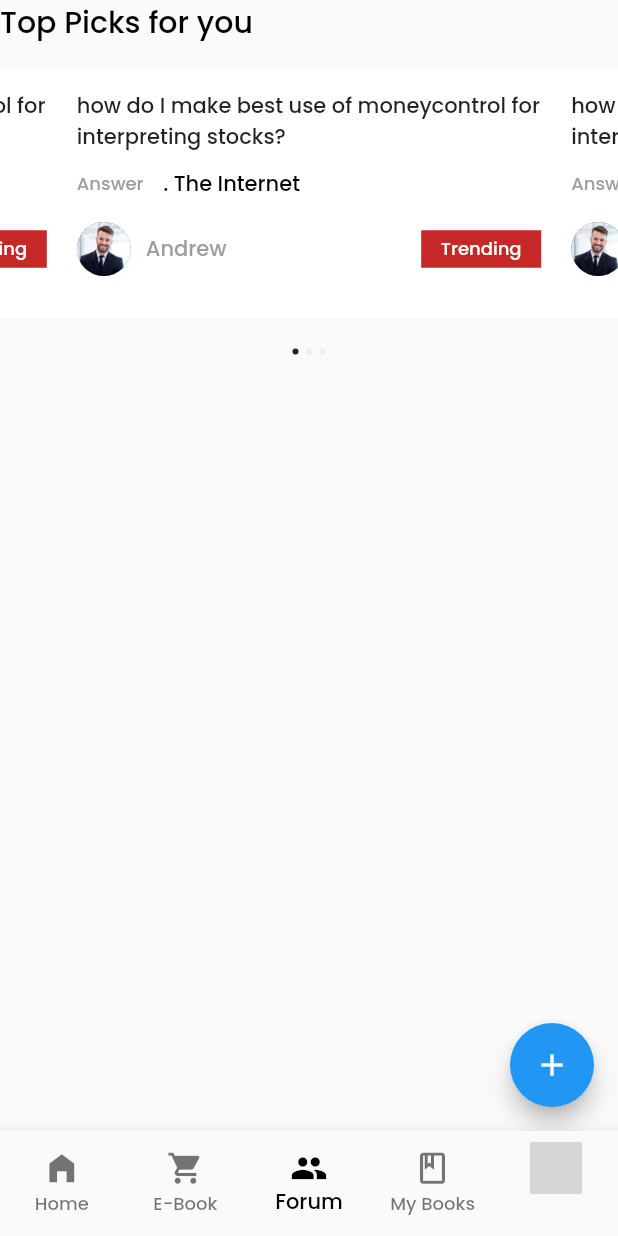
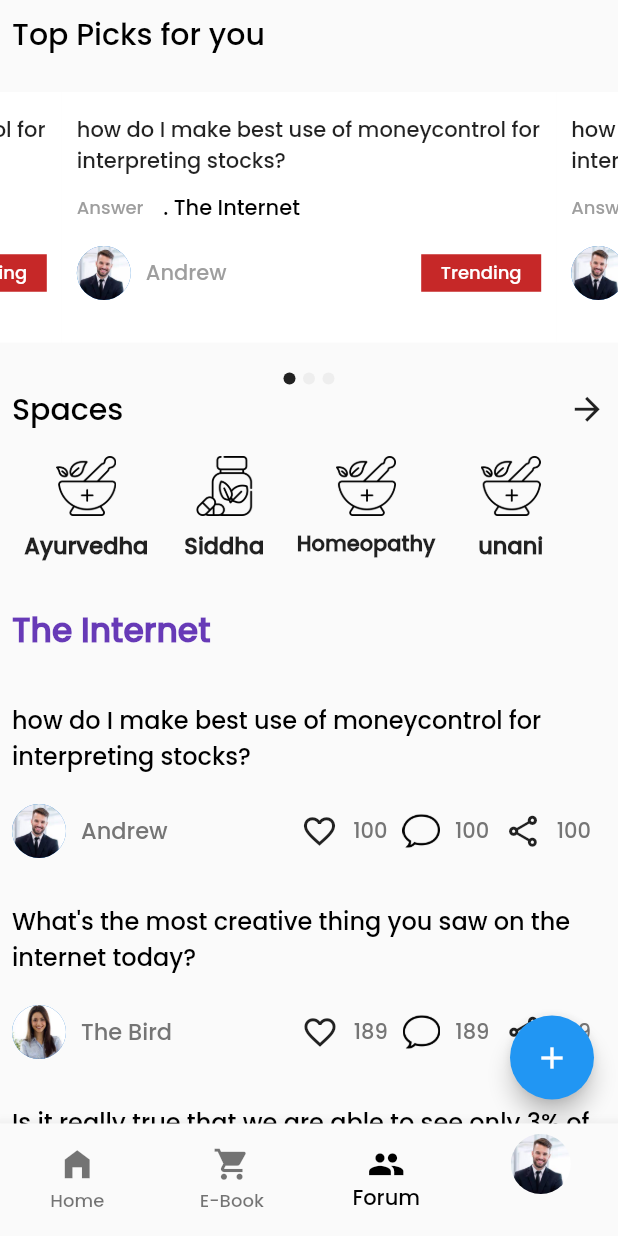
Before and after one commit to Mitun-at-work/ayu_hub, a Flutter app: the Navbar screen opened directly, item 3 of the bottom bar chosen, on a phone screen of 412 x 824 dp. Run offline on Flutter 3.47's test engine with Material 2 defaults, Android fonts, the light colour scheme and no system bars; drawn by our look-alikes of carousel_slider, smooth_page_indicator; our stand-ins replace cached_network_image; network calls fail; grey boxes are pictures that could not be loaded.

Commit message:
ui update

```diff
--- a/lib/features/ui/forum/forum.dart
+++ b/lib/features/ui/forum/forum.dart
@@ -2,6 +2,7 @@
 import 'package:ayu_hub/features/ui/forum/forum_widgets/carousel.dart';
 import 'package:ayu_hub/features/ui/forum/forum_widgets/chat.dart';
 import 'package:ayu_hub/features/ui/forum/forum_widgets/circlelist.dart';
+import 'package:ayu_hub/features/ui/home/view/categories.dart';
 import 'package:flutter/material.dart';
 
 class ForumScreen extends StatefulWidget {
@@ -22,25 +23,28 @@
           Icons.add,
         ),
       ),
-      body: const SafeArea(
+      body: SafeArea(
         child: SingleChildScrollView(
           child: Column(
             crossAxisAlignment: CrossAxisAlignment.start,
             mainAxisAlignment: MainAxisAlignment.start,
             children: [
-              SizedBox(
+              const SizedBox(
                 // color: Colors.whi,
-                height: 300,
+                height: 250,
                 width: double.infinity,
                 child: Column(
                   crossAxisAlignment: CrossAxisAlignment.start,
                   children: [
-                    Text(
-                      "Top Picks for you",
-                      style: TextStyle(
-                        color: Colors.black,
-                        fontWeight: FontWeight.w600,
-                        fontSize: 20,
+                    Padding(
+                      padding: EdgeInsets.all(8.0),
+                      child: Text(
+                        "Top Picks for you",
+                        style: TextStyle(
+                          color: Colors.black,
+                          fontWeight: FontWeight.w600,
+                          fontSize: 20,
+                        ),
                       ),
                     ),
                     SizedBox(height: 15),
@@ -48,63 +52,69 @@
                   ],
                 ),
               ),
-              // Padding(
-              //   padding: const EdgeInsets.all(15.0),
-              //   child: Column(
-              //     crossAxisAlignment: CrossAxisAlignment.start,
-              //     mainAxisAlignment: MainAxisAlignment.start,
-              //     children: [
-              //       Row(
-              //         children: [
-              //           const Text(
-              //             "Spaces",
-              //             style: TextStyle(
-              //               color: Colors.black,
-              //               fontSize: 20,
-              //               fontWeight: FontWeight.w600,
-              //             ),
-              //           ),
-              //           const Spacer(),
-              //           InkWell(
-              //             onTap: () {},
-              //             child: const Icon(
-              //               Icons.arrow_forward,
-              //               size: 25,
-              //             ),
-              //           ),
-              //         ],
-              //       ),
-              //       const SizedBox(
-              //         height: 100,
-              //         width: 400,
-              //         child: CircleList(),
-              //       ),
-              //       const Text(
-              //         "The Internet",
-              //         style: TextStyle(
-              //             color: Colors.deepPurple,
-              //             fontSize: 25,
-              //             fontWeight: FontWeight.w800),
-              //       ),
-              //       ListView.builder(
-              //         physics: const BouncingScrollPhysics(),
-              //         itemCount: chats.length,
-              //         shrinkWrap: true,
-              //         scrollDirection: Axis.vertical,
-              //         itemBuilder: (context, index) {
-              //           return ChatWidget(
-              //             inputText: chats[index]["text"],
-              //             name: chats[index]["profileName"],
-              //             shares: chats[index]["shares"],
-              //             comments: chats[index]["comments"],
-              //             likes: chats[index]["likes"],
-              //             imgUrl: chats[index]["profileUrl"],
-              //           );
-              //         },
-              //       ),
-              //     ],
-              //   ),
-              // ),
+              Column(
+                crossAxisAlignment: CrossAxisAlignment.start,
+                mainAxisAlignment: MainAxisAlignment.start,
+                children: [
+                  Padding(
+                    padding: const EdgeInsets.all(8.0),
+                    child: Row(
+                      children: [
+                        const Text(
+                          "Spaces",
+                          style: TextStyle(
+                            color: Colors.black,
+                            fontSize: 20,
+                            fontWeight: FontWeight.w600,
+                          ),
+                        ),
+                        const Spacer(),
+                        InkWell(
+                          onTap: () {},
+                          child: const Icon(
+                            Icons.arrow_forward,
+                            size: 25,
+                          ),
+                        ),
+                      ],
+                    ),
+                  ),
+                  const SizedBox(
+                    height: 100,
+                    width: 400,
+                    child: Categories(),
+                  ),
+                  const Padding(
+                    padding: EdgeInsets.all(8.0),
+                    child: Text(
+                      "The Internet",
+                      style: TextStyle(
+                          color: Colors.deepPurple,
+                          fontSize: 22,
+                          fontWeight: FontWeight.w800),
+                    ),
+                  ),
+                  Padding(
+                    padding: const EdgeInsets.all(8.0),
+                    child: ListView.builder(
+                      physics: const BouncingScrollPhysics(),
+                      itemCount: chats.length,
+                      shrinkWrap: true,
+                      scrollDirection: Axis.vertical,
+                      itemBuilder: (context, index) {
+                        return ChatWidget(
+                          inputText: chats[index]["text"],
+                          name: chats[index]["profileName"],
+                          shares: chats[index]["shares"],
+                          comments: chats[index]["comments"],
+                          likes: chats[index]["likes"],
+                          imgUrl: chats[index]["profileUrl"],
+                        );
+                      },
+                    ),
+                  ),
+                ],
+              ),
             ],
           ),
         ),
--- a/lib/features/ui/forum/forum_widgets/carousel.dart
+++ b/lib/features/ui/forum/forum_widgets/carousel.dart
@@ -44,11 +44,11 @@
           activeIndex: myCurrentIndex,
           count: myitems.length,
           effect: WormEffect(
-            dotHeight: 4,
-            dotWidth: 4,
+            dotHeight: 8,
+            dotWidth: 8,
             spacing: 5,
             dotColor: Colors.grey.shade200,
-            activeDotColor: Colors.grey.shade900,
+            activeDotColor: Colors.black87,
             paintStyle: PaintingStyle.fill,
           ),
         ),
--- a/lib/features/ui/forum/forum_widgets/chat.dart
+++ b/lib/features/ui/forum/forum_widgets/chat.dart
@@ -42,12 +42,12 @@
             child: Text(
               widget.inputText,
               style: const TextStyle(
-                fontSize: 18,
+                fontSize: 16,
                 color: Colors.black,
               ),
             ),
           ),
-          const SizedBox(height: 10),
+          const SizedBox(height: 20),
           Row(
             children: [
               CircleAvatar(
@@ -105,7 +105,7 @@
               ),
               const SizedBox(width: 10),
             ],
-          )
+          ),
         ],
       ),
     );
--- a/lib/features/ui/forum/forum_widgets/circlelist.dart
+++ b/lib/features/ui/forum/forum_widgets/circlelist.dart
@@ -8,11 +8,11 @@
 }
 
 class _CircleListState extends State<CircleList> {
-  final List myItems = [
-    "https://t3.ftcdn.net/jpg/02/43/12/34/360_F_243123463_zTooub557xEWABDLk0jJklDyLSGl2jrr.jpg",
-    "https://t3.ftcdn.net/jpg/02/43/12/34/360_F_243123463_zTooub557xEWABDLk0jJklDyLSGl2jrr.jpg",
-    "https://t3.ftcdn.net/jpg/02/43/12/34/360_F_243123463_zTooub557xEWABDLk0jJklDyLSGl2jrr.jpg",
-    "https://t3.ftcdn.net/jpg/02/43/12/34/360_F_243123463_zTooub557xEWABDLk0jJklDyLSGl2jrr.jpg",
+  final List<String> myItems = [
+    "assets/images/ayurveda.png",
+    "assets/images/homeopathy.png",
+    "assets/images/ayurveda.png",
+    "assets/images/homeopathy.png",
   ];
   @override
   Widget build(BuildContext context) {
@@ -24,11 +24,12 @@
         return Padding(
           padding: const EdgeInsets.all(8.0),
           child: Container(
+            padding: const EdgeInsets.all(20),
             height: 80,
             width: 80,
             decoration: BoxDecoration(
               shape: BoxShape.circle,
-              color: Colors.blue,
+              color: Colors.white,
               boxShadow: [
                 BoxShadow(
                   color: Colors.grey.shade500,
@@ -36,12 +37,11 @@
                   spreadRadius: 2,
                 ),
               ],
-              // image: DecorationImage(
-              //   image: NetworkImage(
-              //     myItems[index],
-              //   ),
-              //   fit: BoxFit.cover,
-              // ),
+            ),
+            child: Image(
+              image: AssetImage(
+                myItems[index],
+              ),
             ),
           ),
         );
--- a/lib/view/trending_post_builder.dart
+++ b/lib/features/ui/home/view/trending_post_builder.dart
@@ -1,4 +1,4 @@
-import 'package:ayu_hub/view/trendingpost_component.dart';
+import 'package:ayu_hub/features/ui/home/view/trendingpost_component.dart';
 import 'package:flutter/material.dart';
 
 class TrendingPostBuilder extends StatelessWidget {
--- a/lib/features/ui/login_page/login_page.dart
+++ b/lib/features/ui/login_page/login_page.dart
@@ -1,3 +1,4 @@
+import 'package:ayu_hub/navbar.dart';
 import 'package:flutter/material.dart';
 
 class LoginPage extends StatelessWidget {
@@ -100,6 +101,11 @@
         visualDensity: const VisualDensity(vertical: 3), // to expand
         onTap: () {
           // tap actions
+          Navigator.of(context).push(
+            MaterialPageRoute(
+              builder: (BuildContext context) => const Navbar(),
+            ),
+          );
         },
       ),
     );
@@ -118,8 +124,9 @@
       // width: double.infinity,
       width: 320,
       decoration: BoxDecoration(
-          color: Colors.purple.shade900,
-          borderRadius: BorderRadius.circular(30)),
+        color: Colors.purple.shade900,
+        borderRadius: BorderRadius.circular(30),
+      ),
       child: ListTile(
         leading: const Padding(
           padding: EdgeInsets.only(bottom: 1),
@@ -141,6 +148,11 @@
         visualDensity: const VisualDensity(vertical: 3), // to expand
         onTap: () {
           // tap actions
+          Navigator.of(context).push(
+            MaterialPageRoute(
+              builder: (BuildContext context) => const Navbar(),
+            ),
+          );
         },
       ),
     );
--- a/lib/features/ui/profile/Profile.dart
+++ b/lib/features/ui/profile/Profile.dart
@@ -7,6 +7,7 @@
   Widget build(BuildContext context) {
     return Scaffold(
       body: SafeArea(
+          child: SingleChildScrollView(
         child: Column(
           children: [
             const Padding(
@@ -23,7 +24,9 @@
                 color: Colors.black,
                 borderRadius: BorderRadius.circular(60),
                 image: const DecorationImage(
-                    image: AssetImage('assets/images/person(1).jpeg'))),
+                  image: AssetImage('assets/images/person(1).jpeg'),
+                ),
+              ),
               child: Stack(
                 alignment: const Alignment(0.9, 1),
                 children: [
@@ -62,6 +65,7 @@
             const Setting(),
             const Logout(),
           ],
+        ),
       )),
     );
   }
--- a/lib/features/ui/review/reviewpage.dart
+++ b/lib/features/ui/review/reviewpage.dart
@@ -2,7 +2,6 @@
 import 'package:ayu_hub/features/ui/review/overview.dart';
 import 'package:ayu_hub/features/ui/review/review.dart';
 import 'package:ayu_hub/features/ui/review/review_widgets/review_bookinfo.dart';
-import 'package:ayu_hub/features/ui/shop/shop_recommended.dart';
 
 import 'package:flutter/material.dart';
 
@@ -18,9 +17,9 @@
   Widget build(BuildContext context) {
     return DefaultTabController(
       length: 3,
-      child: Scaffold(
-        body: SingleChildScrollView(
-          child: SafeArea(
+      child: SafeArea(
+        child: Scaffold(
+          body: SingleChildScrollView(
             child: Column(
               crossAxisAlignment: CrossAxisAlignment.start,
               children: [
--- a/lib/navbar.dart
+++ b/lib/navbar.dart
@@ -18,9 +18,6 @@
     const HomeScreen(),
     const ShoppingScreen(),
     const ForumScreen(),
-    const Scaffold(
-      backgroundColor: Colors.blue,
-    ),
     const Profile(),
   ];
   @override
@@ -60,23 +57,15 @@
                 size: 25,
               ),
             ),
-            const BottomNavigationBarItem(
-              label: 'My Books',
-              icon: Icon(
-                Icons.book_outlined,
-                size: 25,
-              ),
-            ),
             BottomNavigationBarItem(
               label: '',
               icon: Container(
-                height: 35,
-                width: 35,
+                height: 40,
+                width: 40,
                 decoration: const BoxDecoration(
                   shape: BoxShape.circle,
                   image: DecorationImage(
-                    image: NetworkImage(
-                        'https://upload.wikimedia.org/wikipedia/commons/thumb/a/a0/Pierre-Person.jpg/800px-Pierre-Person.jpg'),
+                    image: AssetImage("assets/images/person(1).jpeg"),
                     fit: BoxFit.cover,
                   ),
                 ),
```
Also changed, not shown: lib/features/ui/home/home.dart (+4 -4 lines), lib/features/ui/home/view/categories.dart (renamed from lib/view/categories.dart), lib/features/ui/home/view/nameand notification.dart (renamed from lib/view/nameand notification.dart), lib/features/ui/home/view/trending.dart (renamed from lib/view/trending.dart), lib/features/ui/home/view/trendingpost_component.dart (renamed from lib/view/trendingpost_component.dart). Lines whose indentation alone changed are shown as unchanged.
